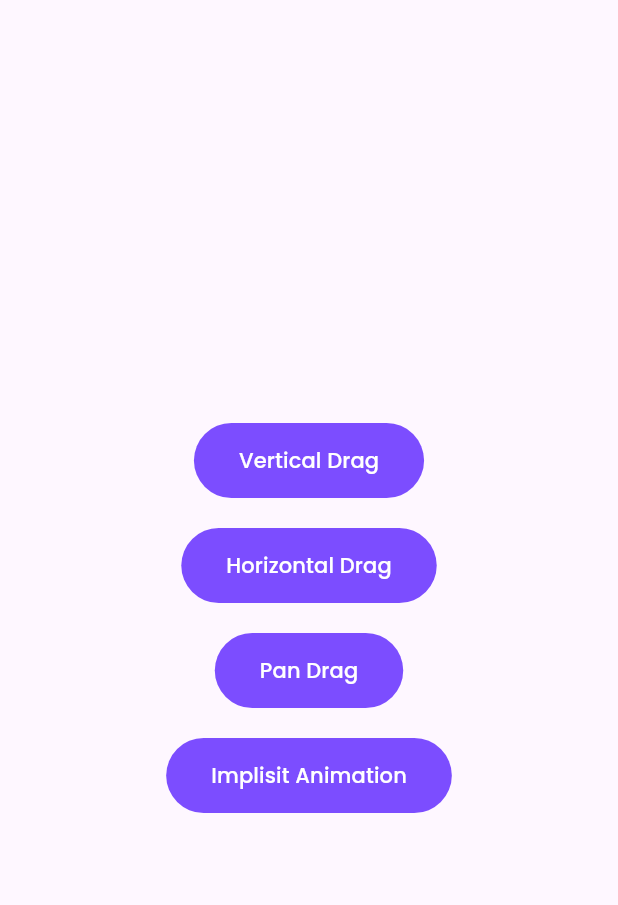
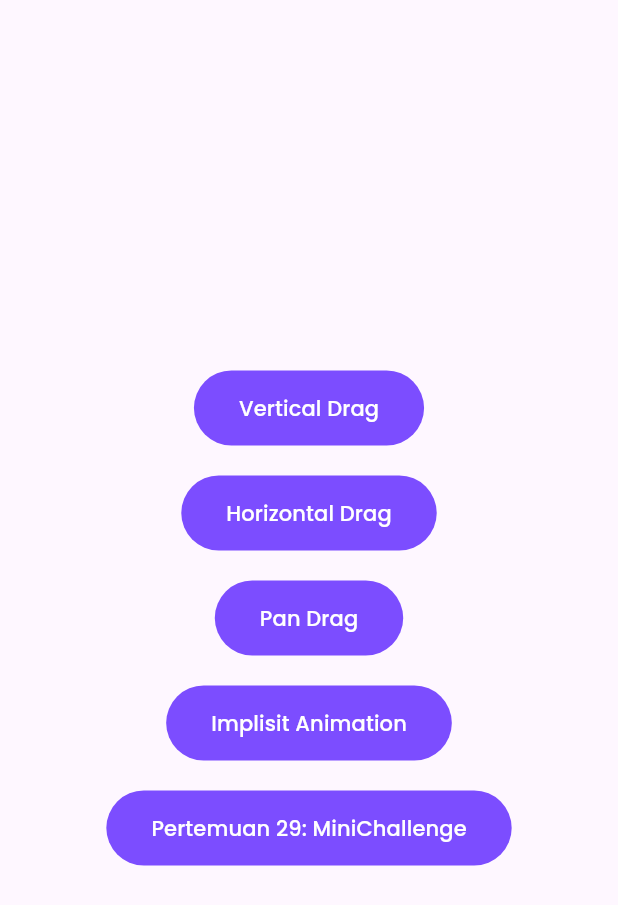
Before and after one commit to HalimTeguh/quran_app, a Flutter app: the Bookscreen screen opened directly, on a phone screen of 412 x 824 dp. Shown: the top 905 px of the screen. Run offline on Flutter 3.47's test engine with Material 3 defaults, Android fonts, the phone set to English and light mode, and no system bars; our stand-ins replace ionicons.

Commit message:
feat: :sparkles: Mini Challenge Pertemuan 29
Combine Implisit animation & Gesture Detector (onPan & AnimatedContainer)

```diff
--- a/lib/page/BookScreen.dart
+++ b/lib/page/BookScreen.dart
@@ -1,5 +1,6 @@
 import 'package:flutter/material.dart';
 import 'package:quran_app/page/AnimationImplisit.dart';
+import 'package:quran_app/page/Challenge29.dart';
 import 'package:quran_app/page/HorizontalDrag.dart';
 import 'package:quran_app/page/PanDrag.dart';
 import 'package:quran_app/page/VerticalDrag.dart';
@@ -21,89 +22,25 @@ class _BookscreenState extends State<Bookscreen> {
           child: Column(
             mainAxisAlignment: MainAxisAlignment.center,
             children: [
-              Padding(
-                padding: const EdgeInsets.all(10.0),
-                child: TextButton(
-                  onPressed: () {
-                    Navigator.of(context).push(
-                      MaterialPageRoute(
-                        builder: (BuildContext context) {
-                          return Verticaldrag();
-                        },
-                      ),
-                    );
-                  },
-                  style: ButtonStyle(
-                      padding: MaterialStatePropertyAll(
-                          EdgeInsets.symmetric(horizontal: 30, vertical: 15)),
-                      backgroundColor:
-                          MaterialStateProperty.all(Colors.deepPurpleAccent),
-                      foregroundColor: MaterialStateProperty.all(Colors.white)),
-                  child: Text("Vertical Drag"),
-                ),
+              ButtonPage(
+                title: "Vertical Drag",
+                page: Verticaldrag(),
               ),
-              Padding(
-                padding: const EdgeInsets.all(10.0),
-                child: TextButton(
-                  onPressed: () {
-                    Navigator.of(context).push(
-                      MaterialPageRoute(
-                        builder: (BuildContext context) {
-                          return Horizontaldrag();
-                        },
-                      ),
-                    );
-                  },
-                  style: ButtonStyle(
-                      padding: MaterialStatePropertyAll(
-                          EdgeInsets.symmetric(horizontal: 30, vertical: 15)),
-                      backgroundColor:
-                          MaterialStateProperty.all(Colors.deepPurpleAccent),
-                      foregroundColor: MaterialStateProperty.all(Colors.white)),
-                  child: Text("Horizontal Drag"),
-                ),
+              ButtonPage(
+                title: "Horizontal Drag",
+                page: Horizontaldrag(),
               ),
-              Padding(
-                padding: const EdgeInsets.all(10.0),
-                child: TextButton(
-                  onPressed: () {
-                    Navigator.of(context).push(
-                      MaterialPageRoute(
-                        builder: (BuildContext context) {
-                          return Pandrag();
-                        },
-                      ),
-                    );
-                  },
-                  style: ButtonStyle(
-                      padding: MaterialStatePropertyAll(
-                          EdgeInsets.symmetric(horizontal: 30, vertical: 15)),
-                      backgroundColor:
-                          MaterialStateProperty.all(Colors.deepPurpleAccent),
-                      foregroundColor: MaterialStateProperty.all(Colors.white)),
-                  child: Text("Pan Drag"),
-                ),
+              ButtonPage(
+                title: "Pan Drag",
+                page: Pandrag(),
               ),
-              Padding(
-                padding: const EdgeInsets.all(10.0),
-                child: TextButton(
-                  onPressed: () {
-                    Navigator.of(context).push(
-                      MaterialPageRoute(
-                        builder: (BuildContext context) {
-                          return Animationimplisit();
-                        },
-                      ),
-                    );
-                  },
-                  style: ButtonStyle(
-                      padding: MaterialStatePropertyAll(
-                          EdgeInsets.symmetric(horizontal: 30, vertical: 15)),
-                      backgroundColor:
-                          MaterialStateProperty.all(Colors.deepPurpleAccent),
-                      foregroundColor: MaterialStateProperty.all(Colors.white)),
-                  child: Text("Implisit Animation"),
-                ),
+              ButtonPage(
+                title: "Implisit Animation",
+                page: Animationimplisit(),
+              ),
+              ButtonPage(
+                title: "Pertemuan 29: MiniChallenge",
+                page: Challenge29(),
               ),
             ],
           ),
@@ -112,3 +49,37 @@ class _BookscreenState extends State<Bookscreen> {
     );
   }
 }
+
+class ButtonPage extends StatelessWidget {
+  const ButtonPage({
+    super.key,
+    required this.title,
+    required this.page,
+  });
+  final String title;
+  final Widget page;
+
+  @override
+  Widget build(BuildContext context) {
+    return Padding(
+      padding: const EdgeInsets.all(10.0),
+      child: TextButton(
+        onPressed: () {
+          Navigator.of(context).push(
+            MaterialPageRoute(
+              builder: (BuildContext context) {
+                return page;
+              },
+            ),
+          );
+        },
+        style: ButtonStyle(
+            padding: MaterialStatePropertyAll(
+                EdgeInsets.symmetric(horizontal: 30, vertical: 15)),
+            backgroundColor: MaterialStateProperty.all(Colors.deepPurpleAccent),
+            foregroundColor: MaterialStateProperty.all(Colors.white)),
+        child: Text(title),
+      ),
+    );
+  }
+}
```
Also changed, not shown: lib/page/Challenge29.dart (added, +108 -0 lines).
